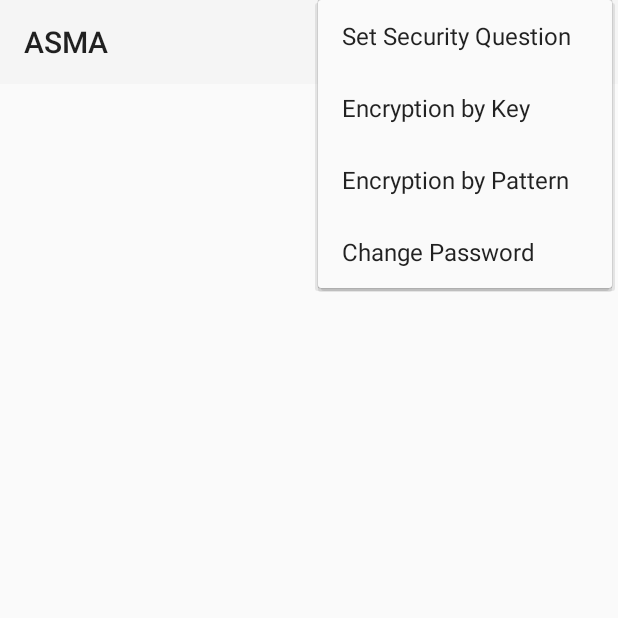
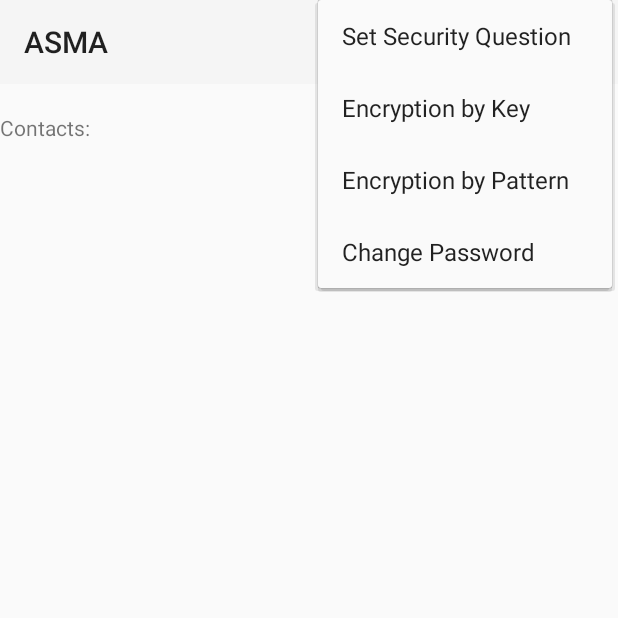
Before and after one commit to lino994/cs3773, an Android app: the Admin screen opened directly, with no data from a screen before it, with the options menu open, on a phone screen of 412 x 824 dp, the top half of it. Run offline under Robolectric (Android 15) with nearby library versions, the phone set to English and light mode, and no system bars; 1 statement that could not run was skipped.

```diff
--- a/app/src/main/res/layout/message.xml
+++ b/app/src/main/res/layout/message.xml
@@ -25,4 +25,16 @@
         android:layout_alignParentStart="true"
         android:id="@+id/options" />
 
+    <TextView
+        android:layout_width="match_parent"
+        android:layout_height="wrap_content"
+        android:text="Contacts:"
+        android:id="@+id/textView4"
+        android:layout_below="@+id/options"
+        android:layout_alignParentLeft="true"
+        android:layout_alignParentStart="true"
+        android:layout_marginTop="19dp" />
+
+
+
 </RelativeLayout>
```
Also changed, not shown: app/src/main/java/com/example/linos/testapp/Admin.java (+9 -0 lines).
